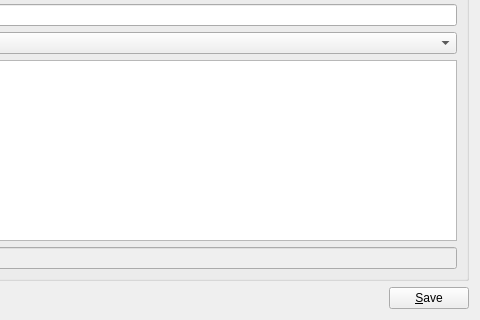
First picture: the form in question_form.ui, repository cogranpm/qttabsample, before the edit; both pictures show x 184 to 664 and y 271 to 591 of the 664 by 591 pixel window.
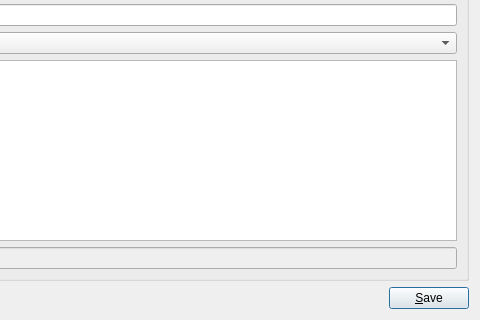
Second picture: the form after the edit.

The edit to the form file:
```diff
--- a/question_form.ui
+++ b/question_form.ui
@@ -173,6 +173,12 @@
        <property name="text">
         <string>&amp;Save</string>
        </property>
+       <property name="shortcut">
+        <string>Ctrl+S</string>
+       </property>
+       <property name="default">
+        <bool>true</bool>
+       </property>
       </widget>
      </item>
     </layout>
```
Left out of the diff: 6 changed lines with no effect on the pictures.
